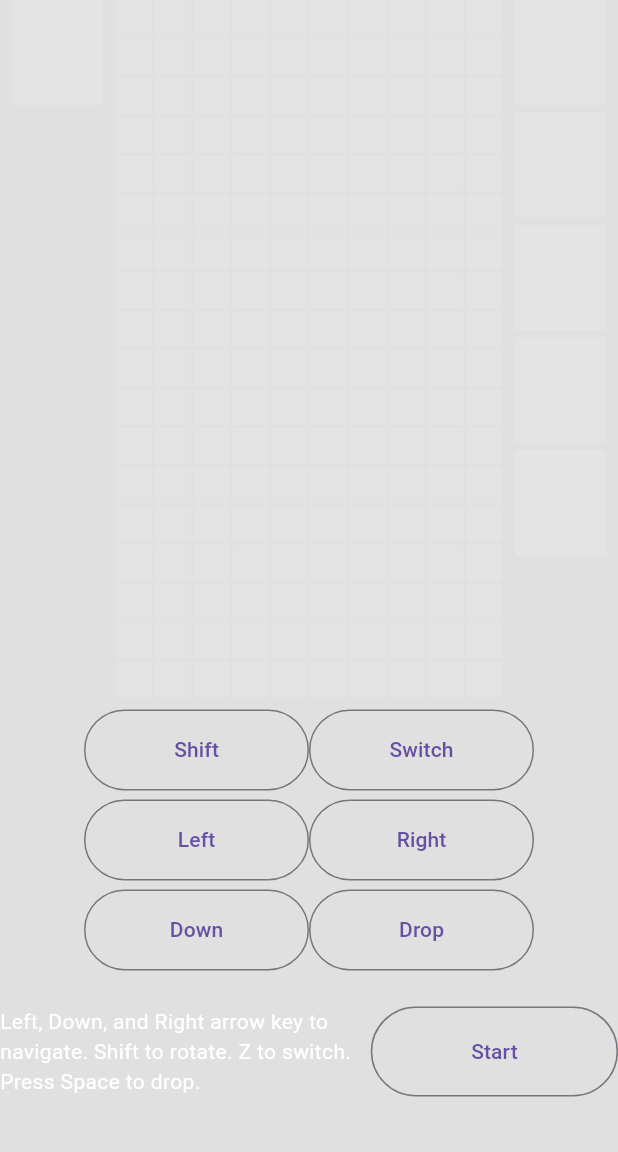
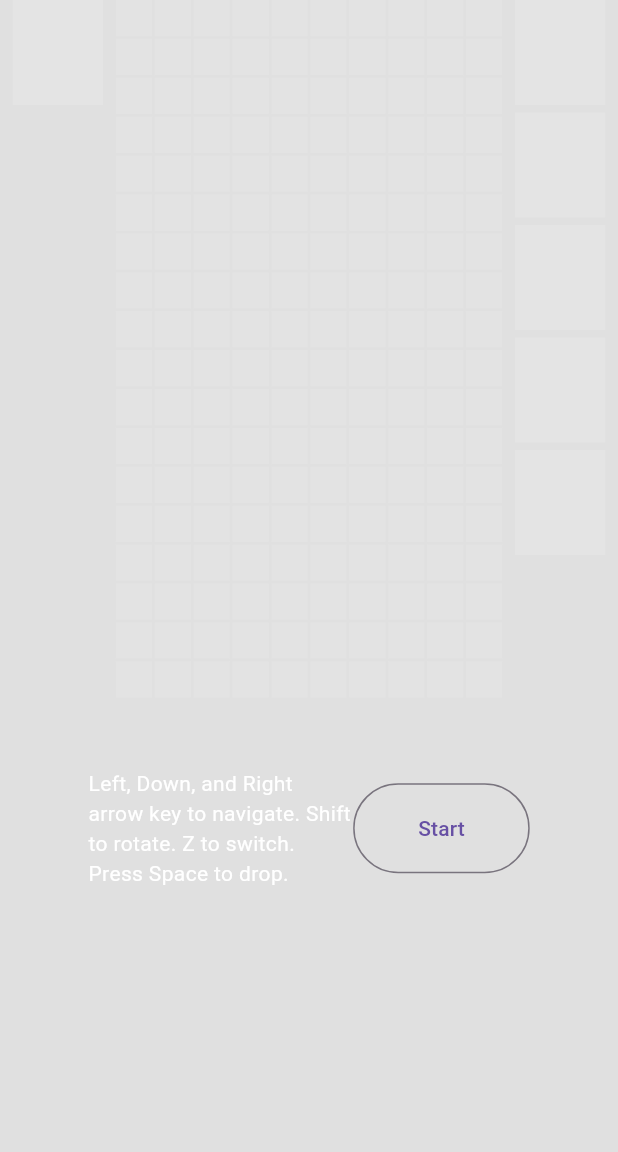
Before and after one commit to MistaPepe/tetris_flutter, a Flutter app: the screen it shows after launch, on a phone screen of 412 x 824 dp, the part 84-1236 px from its top. Run offline on Flutter 3.47's test engine with Material 3 defaults, Android fonts, the phone set to English and light mode, and no system bars; our stand-ins replace flutter_riverpod, riverpod_annotation.

Commit message:
cleaner code

```diff
--- a/lib/global.dart
+++ b/lib/global.dart
@@ -1,4 +1,5 @@
-import 'package:flutter_riverpod/flutter_riverpod.dart';
+
+import 'package:riverpod_annotation/riverpod_annotation.dart';
 
 class Player{
 
--- a/lib/provider/grid_block_provider.dart
+++ b/lib/provider/grid_block_provider.dart
@@ -1,4 +1,6 @@
 import 'package:flutter/material.dart';
+import 'package:riverpod_annotation/riverpod_annotation.dart';
+import 'package:tetris_flutter/global.dart';
 
 class GridBlock extends StatefulWidget {
 
@@ -27,3 +29,14 @@ class _GridBlockState extends State<GridBlock> {
     );
   }
 }
+
+  final List<Widget> blockLayout = [
+    for (int i = 0; i < 180; i++)
+      if (Player.inGame)
+        Container(color: Colors.blueAccent)
+      else
+        Container(color: Colors.white10),
+  ];
+
+@riverpod
+List<Widget> gridBlockLayout(ref) {return blockLayout;}
--- a/lib/user_interface/buttons.dart
+++ b/lib/user_interface/buttons.dart
@@ -19,7 +19,8 @@ class _StartButtonState extends ConsumerState<StartButton> {
       child: Row(
         mainAxisAlignment: MainAxisAlignment.center,
         children: [
-          Expanded(
+          const Spacer(),
+         const Expanded(
               flex: 3,
               child: Text(
                 'Left, Down, and Right arrow key to navigate. Shift to rotate. Z to switch. Press Space to drop.',
@@ -33,13 +34,12 @@ class _StartButtonState extends ConsumerState<StartButton> {
               height: 60,
               width: 120,
               child: OutlinedButton(
-                onPressed: () {
-                  setState(() {});
-                },
-                child: Text('Start'),
+                onPressed: () => widget.onTapButton(),
+                child: Text(widget.textStartbutton),
               ),
             ),
           ),
+          const Spacer(),
         ],
       ),
     );
@@ -90,13 +90,14 @@ class _InGameButtonState extends ConsumerState<InGameButton> {
           height: 200,
           width: 300,
           child: GridView.count(
-            physics: NeverScrollableScrollPhysics(),
+            physics: const NeverScrollableScrollPhysics(),
             childAspectRatio: 2.5,
             crossAxisCount: 2,
             children: buttonsList,
           ),
         ),
-        StartButton(textStartbutton: "Stop", onTapButton: () {})
+        StartButton(textStartbutton: "Stop",
+        onTapButton: () => widget.buttonLogic('Stop'),),
       ],
     );
   }
--- a/lib/user_interface/main_screen.dart
+++ b/lib/user_interface/main_screen.dart
@@ -1,21 +1,22 @@
 import 'package:flutter/material.dart';
-import 'package:flutter/rendering.dart';
+
+import 'package:flutter_riverpod/flutter_riverpod.dart';
 import 'package:tetris_flutter/global.dart' as global;
 import 'package:tetris_flutter/provider/grid_block_provider.dart';
 import 'package:tetris_flutter/user_interface/buttons.dart';
 import 'package:tetris_flutter/user_interface/uppper_row.dart';
 
-class MainScreen extends StatefulWidget {
+class MainScreen extends ConsumerStatefulWidget {
   const MainScreen({super.key});
 
   @override
-  State<MainScreen> createState() => _MainScreenState();
+  ConsumerState<MainScreen> createState() => _MainScreenState();
 }
 
-class _MainScreenState extends State<MainScreen> {
+class _MainScreenState extends ConsumerState<MainScreen> {
+  final Map<String, Color> theme = {"background": Colors.black12};
 
-  Color theme = Colors.black12;
-  List<String> _keysButtons = [
+  final List<String> _keysButtons = [
     'Shift',
     'Switch',
     'Left',
@@ -24,12 +25,11 @@ class _MainScreenState extends State<MainScreen> {
     'Drop',
   ];
 
-  List<Widget> _nextBlockLayout = [
-    for (int i = 0; i < 5; i++)
-      NextBlock(i)
+  List<Widget> nextBlockLayout = [
+    for (int i = 0; i < 5; i++) NextBlock(i)
   ];
 
-final List<Widget> blockLayout = [
+  List<Widget> blockLayout = [
     for (int i = 0; i < 180; i++)
       if (global.Player.inGame)
         Container(color: Colors.blueAccent)
@@ -37,35 +37,35 @@ final List<Widget> blockLayout = [
         Container(color: Colors.white10),
   ];
 
-  @override
-  void initState() {
-    super.initState();
-  }
-
   Widget getPlayButton() {
-    if (!global.Player.inGame) {
+    if (global.Player.inGame) {
       return InGameButton(
         buttonLogic: (text) {
-
             setState(() {
-
+              global.Player.inGame =!global.Player.inGame;
             });
         },
         buttonNames: _keysButtons,
       );
     } else {
-      return StartButton(onTapButton: (){},textStartbutton: "Start",);
+      return StartButton(
+        onTapButton: () {
+          setState(() {
+            global.Player.inGame = !global.Player.inGame;
+          });
+        },
+        textStartbutton: "Start",
+      );
     }
   }
-
 
   @override
   Widget build(BuildContext context) {
     return Scaffold(
-      backgroundColor: Colors.black12,
+      backgroundColor: theme["background"],
       appBar: AppBar(
-        backgroundColor: theme,
-        title: Center(
+        backgroundColor: theme["background"],
+        title: const Center(
             child: Text(
           'Tetris',
           style: TextStyle(color: Colors.white),
@@ -78,40 +78,47 @@ final List<Widget> blockLayout = [
             Flexible(
               child: SizedBox(
                 width: 500,
+                height: 1000,
                 child: Column(
                   children: [
                     Row(
                       crossAxisAlignment: CrossAxisAlignment.start,
                       mainAxisAlignment: MainAxisAlignment.center,
                       children: [
-                          Spacer(
+                        const Spacer(
                           flex: 1,
                         ),
-                          Flexible(child: ReserveBlock(0), flex: 7),
-                          Spacer(
+                        const Flexible(flex: 7,child: ReserveBlock(0)),
+                        const Spacer(
                           flex: 1,
                         ),
                         Expanded(
                           flex: 30,
                           child: GridBlock(eachBox: blockLayout),
                         ),
-                          Spacer(
+                        const Spacer(
                           flex: 1,
                         ),
                         Flexible(
                           flex: 7,
                           child: Column(
-                              children: _nextBlockLayout,
+                            children: nextBlockLayout,
                           ),
                         ),
-                          Spacer(
+                        const Spacer(
                           flex: 1,
                         ),
                       ],
                     ),
-                      Padding(
+                    const Spacer(
+                      flex: 1,
+                    ),
+                    Flexible(
+                      flex: 12,
+                      child: Padding(
                         padding: const EdgeInsets.only(top: 5),
-                                  child: getPlayButton(),
+                        child: SizedBox(child: getPlayButton()),
+                      ),
                     ),
                   ],
                 ),
--- a/pubspec.yaml
+++ b/pubspec.yaml
@@ -40,6 +40,7 @@ dependencies:
   # Use with the CupertinoIcons class for iOS style icons.
   cupertino_icons: ^1.0.6
   flutter_riverpod: ^2.5.1
+  riverpod_annotation: ^2.3.5
 
 dev_dependencies:
   flutter_test:
@@ -51,6 +52,7 @@ dev_dependencies:
   # package. See that file for information about deactivating specific lint
   # rules and activating additional ones.
   flutter_lints: ^3.0.0
+  riverpod_generator: ^2.4.0
 
 # For information on the generic Dart part of this file, see the
 # following page: https://dart.dev/tools/pub/pubspec
```
Also changed, not shown: lib/main.dart (+0 -36 lines), lib/user_interface/blocks.dart (+9 -29 lines), pubspec.lock. Lines whose indentation alone changed are shown as unchanged.
